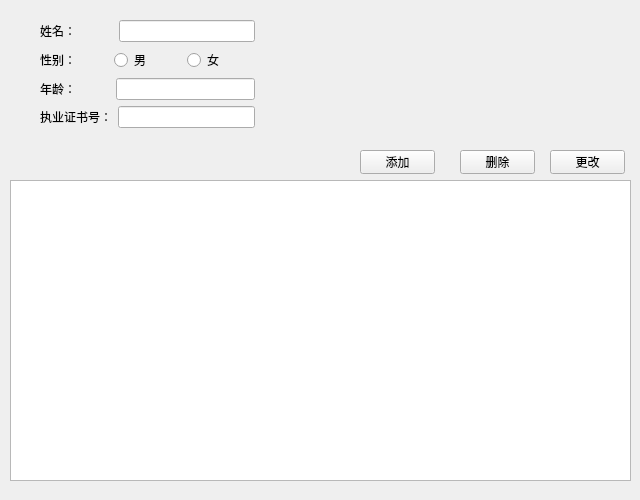
Old version of the form doctorview.ui in the repository Meroasis/QtMedicinesystem.
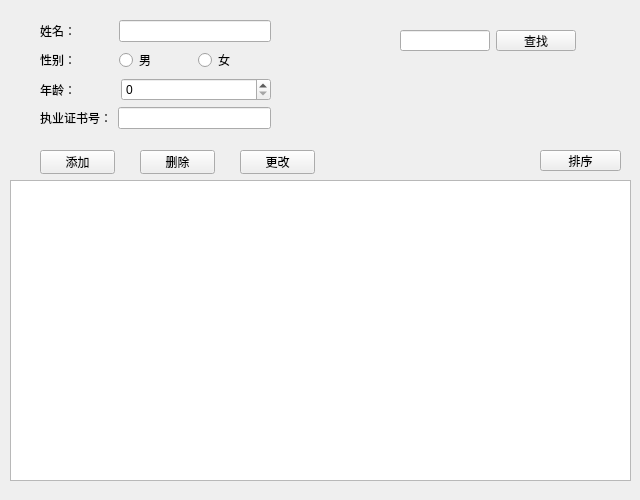
New version of the form.

Commit message: 对医生信息进行查询和排序。

The edit to the form file:
```diff
--- a/doctorview.ui
+++ b/doctorview.ui
@@ -16,7 +16,7 @@
   <widget class="QPushButton" name="btnDelete">
    <property name="geometry">
     <rect>
-     <x>460</x>
+     <x>140</x>
      <y>150</y>
      <width>75</width>
      <height>24</height>
@@ -29,7 +29,7 @@
   <widget class="QPushButton" name="btnUpdate">
    <property name="geometry">
     <rect>
-     <x>550</x>
+     <x>240</x>
      <y>150</y>
      <width>75</width>
      <height>24</height>
@@ -42,7 +42,7 @@
   <widget class="QPushButton" name="btnAdd">
    <property name="geometry">
     <rect>
-     <x>360</x>
+     <x>40</x>
      <y>150</y>
      <width>75</width>
      <height>24</height>
@@ -62,12 +62,12 @@
     </rect>
    </property>
   </widget>
-  <widget class="QWidget" name="">
+  <widget class="QWidget" name="layoutWidget">
    <property name="geometry">
     <rect>
      <x>40</x>
      <y>20</y>
-     <width>215</width>
+     <width>231</width>
      <height>111</height>
     </rect>
    </property>
@@ -121,7 +121,20 @@
        </widget>
       </item>
       <item>
-       <widget class="QLineEdit" name="lineEdit_2"/>
+       <widget class="QSpinBox" name="spinBox_Age">
+        <property name="sizePolicy">
+         <sizepolicy hsizetype="Fixed" vsizetype="Fixed">
+          <horstretch>0</horstretch>
+          <verstretch>0</verstretch>
+         </sizepolicy>
+        </property>
+        <property name="minimumSize">
+         <size>
+          <width>150</width>
+          <height>0</height>
+         </size>
+        </property>
+       </widget>
       </item>
      </layout>
     </item>
@@ -141,6 +154,41 @@
     </item>
    </layout>
   </widget>
+  <widget class="QPushButton" name="pushButton">
+   <property name="geometry">
+    <rect>
+     <x>540</x>
+     <y>150</y>
+     <width>81</width>
+     <height>21</height>
+    </rect>
+   </property>
+   <property name="text">
+    <string>排序</string>
+   </property>
+  </widget>
+  <widget class="QWidget" name="">
+   <property name="geometry">
+    <rect>
+     <x>400</x>
+     <y>30</y>
+     <width>176</width>
+     <height>21</height>
+    </rect>
+   </property>
+   <layout class="QHBoxLayout" name="horizontalLayout_5">
+    <item>
+     <widget class="QLineEdit" name="lineEdit_Search"/>
+    </item>
+    <item>
+     <widget class="QPushButton" name="btnSearch">
+      <property name="text">
+       <string>查找</string>
+      </property>
+     </widget>
+    </item>
+   </layout>
+  </widget>
  </widget>
  <resources/>
  <connections/>
```
Left out of the diff: 10 changed lines with no effect on the pictures. The commit also changes 14 other files.
